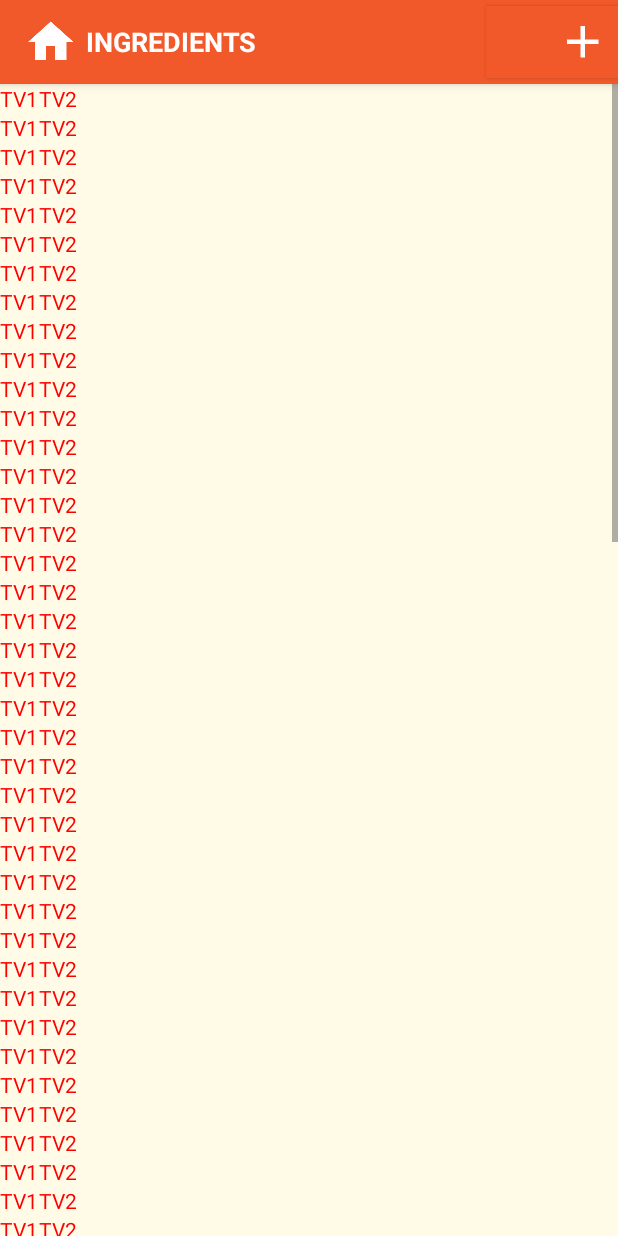
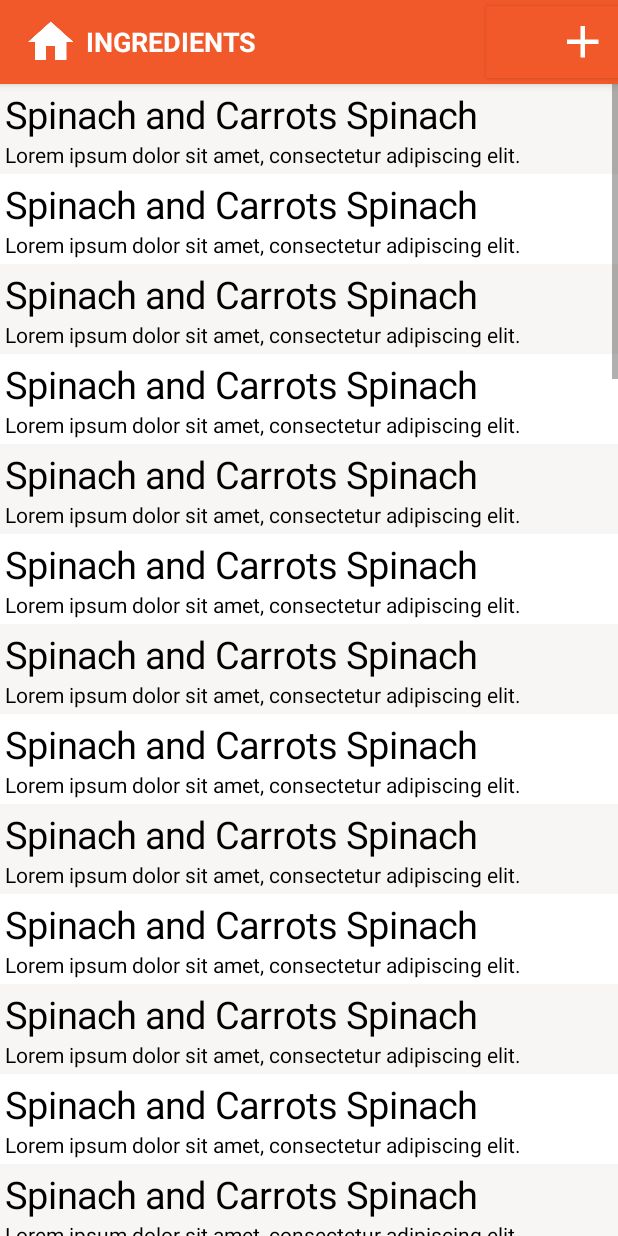
Before and after one commit to mrtongkatali/taste-prosperity, an Android app: the IngredientActivity screen opened directly, with no data from a screen before it, on a phone screen of 412 x 824 dp. Run offline under Robolectric (Android 15) with nearby library versions, the phone set to English and light mode, and no system bars.

Commit message:
Fixed table rows

```diff
--- a/app/src/main/java/com/example/leod/tasteprosperity/IngredientActivity.java
+++ b/app/src/main/java/com/example/leod/tasteprosperity/IngredientActivity.java
@@ -5,10 +5,12 @@ import android.content.Intent;
 import android.content.SharedPreferences;
 import android.graphics.Color;
 import android.os.Bundle;
+import android.support.v4.content.ContextCompat;
 import android.support.v7.app.AppCompatActivity;
 import android.support.v7.widget.Toolbar;
 import android.view.View;
 import android.view.ViewGroup;
+import android.widget.LinearLayout;
 import android.widget.TableLayout;
 import android.widget.TableRow;
 import android.widget.TextView;
@@ -42,28 +44,39 @@ public class IngredientActivity extends AppCompatActivity {
                 TableRow.LayoutParams.WRAP_CONTENT
         );
 
-
-        int testCount = 100;
+        int testCount = 50;
         for(int i=0; i<testCount; i++) {
             TableRow tr = new TableRow(this);
 
+            int modulus = i % 2;
+
             tr.setId(100 + i);
             tr.setLayoutParams(tlParams);
+            tr.setBackgroundColor(((modulus == 0) ? Color.parseColor("#f7f6f4") : Color.WHITE));
+            tr.setPadding(0, 5, 0, 5);
 
-            TextView labelTV = new TextView(this);
-            labelTV.setId(200+i);
-            labelTV.setText("TV1");
-            labelTV.setTextColor(Color.RED);
-            labelTV.setLayoutParams(tlParams);
-            tr.addView(labelTV);
+            LinearLayout container = new LinearLayout(this);
+            container.setOrientation(LinearLayout.VERTICAL);
 
-            TextView valueTV = new TextView(this);
-            valueTV.setId(i);
-            valueTV.setText("TV2");
-            valueTV.setTextColor(Color.RED);
-            valueTV.setLayoutParams(tlParams);
-            tr.addView(valueTV);
+            TextView ingrdName = new TextView(this);
+            ingrdName.setTextSize(25);
+            ingrdName.setText("Spinach and Carrots Spinach");
+            ingrdName.setTextColor(Color.BLACK);
+            ingrdName.setLayoutParams(tlParams);
+            ingrdName.setPadding(5, 0, 0, 0);
+            container.addView(ingrdName);
 
+            TextView ingrdDescription = new TextView(this);
+            //ingrdDescription.setLayoutParams(new LinearLayout.LayoutParams(LinearLayout.LayoutParams.WRAP_CONTENT, LinearLayout.LayoutParams.WRAP_CONTENT));
+            ingrdDescription.setTextSize(14);
+            ingrdDescription.setText("Lorem ipsum dolor sit amet, consectetur adipiscing elit.");
+            ingrdDescription.setTextColor(Color.BLACK);
+            ingrdDescription.setLayoutParams(tlParams);
+            ingrdDescription.setPadding(5, 0, 0, 0);
+            //ingrdDescription.setWidth(container.getWidth());
+            container.addView(ingrdDescription);
+
+            tr.addView(container);
             ingredientsTblLayout.addView(tr, tlParams);
         }
     }
```
